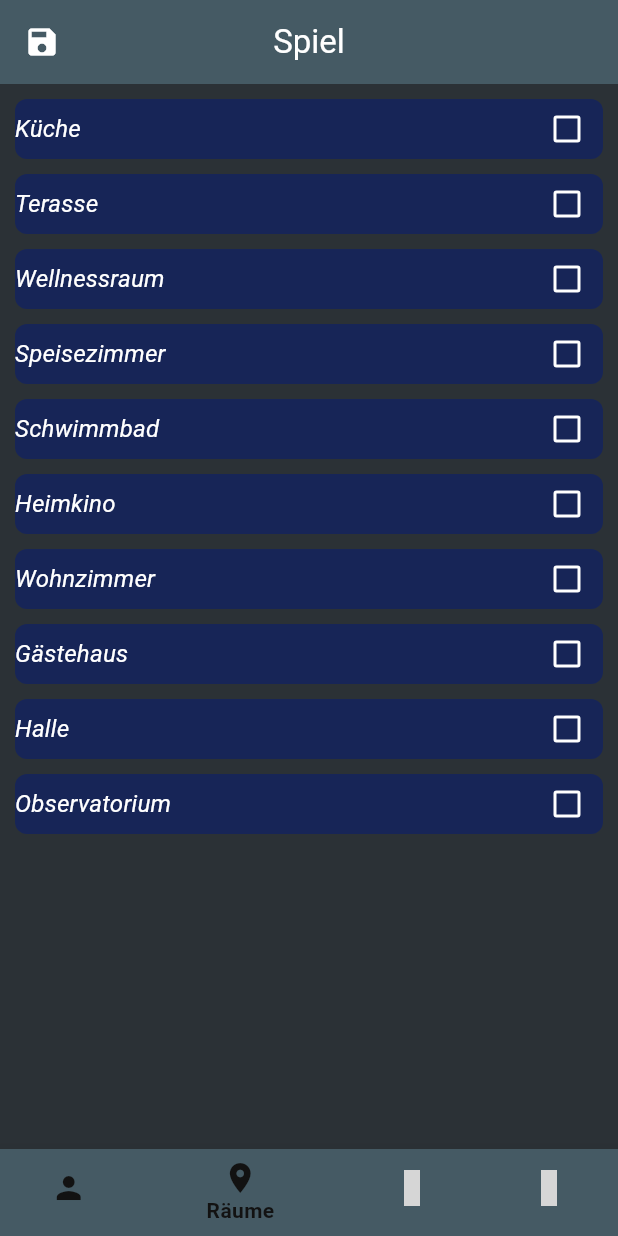
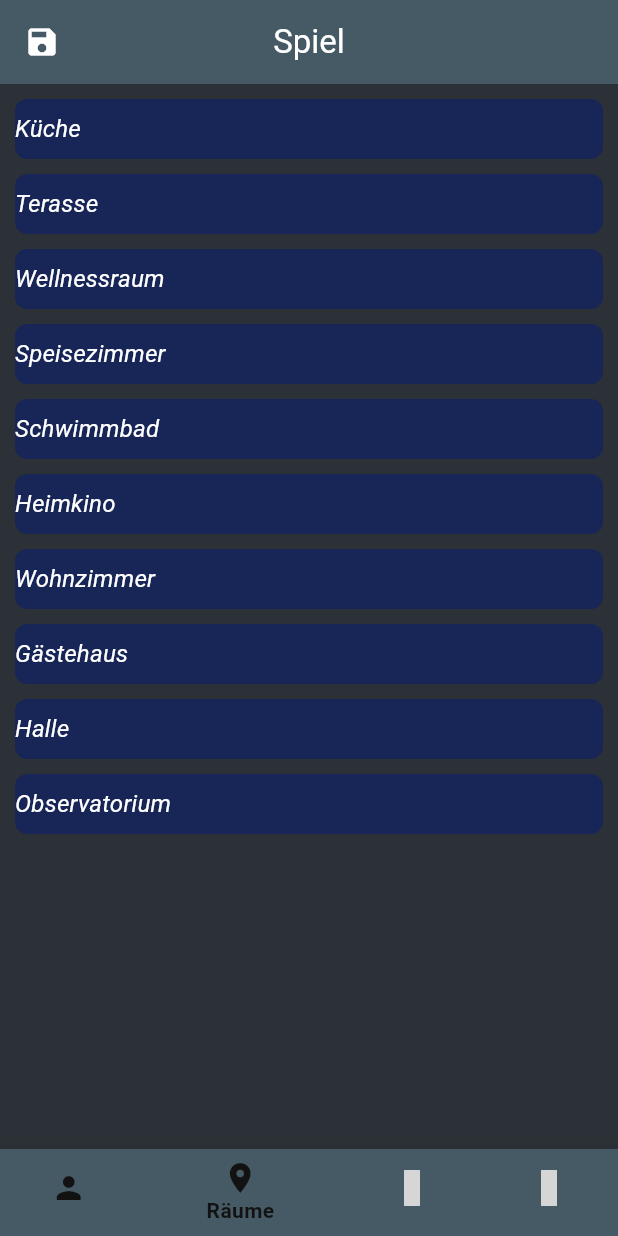
Before and after one commit to maggew/cluedo, a Flutter app: the GamePage screen opened by its route, item 2 of the bottom bar chosen, on a phone screen of 412 x 824 dp. Run offline on Flutter 3.47's test engine with Material 3 defaults, Android fonts, the light colour scheme and no system bars; our stand-ins replace auto_route, equatable, flutter_bloc, gap, get_it, material_design_icons_flutter; Roboto replaces fonts that are missing (Rubik); grey boxes are pictures that could not be loaded.

Commit message:
fixed the check button for rooms and weapons, created weapons class and created the necessary events and states in the BloC

```diff
--- a/lib/application/gameBloc/game_event.dart
+++ b/lib/application/gameBloc/game_event.dart
@@ -38,14 +38,18 @@ class ChangeGameScreenEvent extends GameEvent {
   const ChangeGameScreenEvent({required this.screenNumber});
 }
 
-class CheckDataEvent extends GameEvent {
-  final CategoryName categoryName;
-  final int listIndex;
+class CheckRoomEvent extends GameEvent {
+  final Room room;
 
-
-  const CheckDataEvent({
-    required this.categoryName,
-    required this.listIndex,
-
+  const CheckRoomEvent({
+    required this.room,
   });
 }
+
+class CheckWeaponEvent extends GameEvent {
+  final Weapon weapon;
+
+  const CheckWeaponEvent({
+    required this.weapon,
+  });
+}
--- a/lib/application/gameBloc/game_state.dart
+++ b/lib/application/gameBloc/game_state.dart
@@ -8,6 +8,7 @@ class GameState {
   final int currentScreen;
   final Map<String, bool> guests;
   final List<Room> rooms;
+  final List<Weapon> weapons;
 
   GameState({
     required this.playerNumber,
@@ -17,6 +18,7 @@ class GameState {
     required this.currentScreen,
     required this.guests,
     required this.rooms,
+    required this.weapons,
   });
 
   factory GameState.initial() => GameState(
@@ -33,7 +35,16 @@ class GameState {
               checked: false,
               playerWhichHoldsCard: null,
             )
-      ]);
+        ],
+        weapons: [
+          for (var weapon in WeaponName.values)
+            Weapon(
+              weaponName: weapon,
+              checked: false,
+              playerWhichHoldsCard: null,
+            )
+        ],
+      );
 
   GameState copyWith({
     int? playerNumber,
@@ -43,6 +54,7 @@ class GameState {
     int? currentScreen,
     Map<String, bool>? guests,
     List<Room>? rooms,
+    List<Weapon>? weapons,
   }) {
     return GameState(
       playerNumber: playerNumber ?? this.playerNumber,
@@ -52,6 +64,7 @@ class GameState {
       currentScreen: currentScreen ?? this.currentScreen,
       guests: guests ?? this.guests,
       rooms: rooms ?? this.rooms,
+      weapons: weapons ?? this.weapons,
     );
   }
 }
--- /dev/null
+++ b/lib/core/widgets/custom_room_button.dart
@@ -0,0 +1,44 @@
+import 'package:cluedo_neu/application/gameBloc/game_bloc.dart';
+import 'package:cluedo_neu/infrastructure/models/room.dart';
+import 'package:flutter/material.dart';
+
+class CustomRoomButton extends StatelessWidget {
+  final Room room;
+  final Function callback;
+  final Color? highlightColor;
+  final GameState gameState;
+  const CustomRoomButton({
+    super.key,
+    required this.room,
+    required this.callback,
+    required this.gameState,
+    this.highlightColor,
+  });
+
+  @override
+  Widget build(BuildContext context) {
+    final themeData = Theme.of(context);
+    return InkResponse(
+      onTap: () => callback(),
+      child: Container(
+        height: 40,
+        width: double.infinity,
+        decoration: BoxDecoration(
+          color: (highlightColor == null)
+              ? themeData.colorScheme.primary
+              : highlightColor,
+          borderRadius: BorderRadius.circular(8),
+        ),
+        child: Row(
+          mainAxisAlignment: MainAxisAlignment.spaceBetween,
+          children: [
+            Text(room.roomName.name, style: themeData.textTheme.labelLarge),
+            if (room.checked) ...[
+              Icon(Icons.check),
+            ],
+          ],
+        ),
+      ),
+    );
+  }
+}
--- a/lib/core/widgets/custom_checkbox_button.dart
+++ b/lib/core/widgets/custom_weapon_button.dart
@@ -1,17 +1,15 @@
 import 'package:cluedo_neu/application/gameBloc/game_bloc.dart';
-import 'package:cluedo_neu/domain/enums/category_name.dart';
-import 'package:cluedo_neu/infrastructure/models/room.dart';
+import 'package:cluedo_neu/infrastructure/models/weapon.dart';
 import 'package:flutter/material.dart';
-import 'package:flutter_bloc/flutter_bloc.dart';
 
-class CustomCheckboxButton extends StatelessWidget {
-  final Room room;
+class CustomWeaponButton extends StatelessWidget {
+  final Weapon weapon;
   final Function callback;
   final Color? highlightColor;
   final GameState gameState;
-  const CustomCheckboxButton({
+  const CustomWeaponButton({
     super.key,
-    required this.room,
+    required this.weapon,
     required this.callback,
     required this.gameState,
     this.highlightColor,
@@ -34,15 +32,10 @@ class CustomCheckboxButton extends StatelessWidget {
         child: Row(
           mainAxisAlignment: MainAxisAlignment.spaceBetween,
           children: [
-            Text(room.roomName.name, style: themeData.textTheme.labelLarge),
-            Checkbox(
-                value: room.checked,
-                onChanged: (value) {
-                  BlocProvider.of<GameBloc>(context).add(CheckDataEvent(
-                    categoryName: CategoryName.room,
-                    listIndex: gameState.rooms.indexOf(room),
-                  ));
-                })
+            Text(weapon.weaponName.name, style: themeData.textTheme.labelLarge),
+            if (weapon.checked) ...[
+              Icon(Icons.check),
+            ],
           ],
         ),
       ),
--- a/lib/domain/enums/category_name.dart
+++ /dev/null
@@ -1,5 +0,0 @@
-enum CategoryName {
-  guest,
-  room,
-  weapon,
-}
--- /dev/null
+++ b/lib/infrastructure/models/weapon.dart
@@ -0,0 +1,25 @@
+
+import 'package:cluedo_neu/domain/enums/weapon_name.dart';
+
+class Weapon {
+  final WeaponName weaponName;
+  final bool checked;
+  final String? playerWhichHoldsCard;
+
+  const Weapon({
+    required this.weaponName,
+    required this.checked,
+    required this.playerWhichHoldsCard,
+  });
+
+  Weapon copyWith({
+    bool? checked,
+    String? playerWhichHoldsCard,
+  }) {
+    return Weapon(
+      checked: checked ?? this.checked,
+      playerWhichHoldsCard: playerWhichHoldsCard ?? this.playerWhichHoldsCard,
+      weaponName: weaponName,
+    );
+  }
+}
--- a/lib/presentation/game/widgets/room_body.dart
+++ b/lib/presentation/game/widgets/room_body.dart
@@ -1,6 +1,5 @@
 import 'package:cluedo_neu/application/gameBloc/game_bloc.dart';
-import 'package:cluedo_neu/core/widgets/custom_checkbox_button.dart';
-import 'package:cluedo_neu/domain/enums/category_name.dart';
+import 'package:cluedo_neu/core/widgets/custom_room_button.dart';
 import 'package:cluedo_neu/infrastructure/models/room.dart';
 import 'package:flutter/material.dart';
 import 'package:flutter_bloc/flutter_bloc.dart';
@@ -30,41 +29,15 @@ List<Widget> roomCheckboxWidgets(
   for (Room room in gameState.rooms) {
     roomCheckboxWidgets.add(Padding(
       padding: const EdgeInsets.fromLTRB(10, 5, 10, 5),
-      child: CustomCheckboxButton(
+      child: CustomRoomButton(
         gameState: gameState,
         room: room,
         highlightColor: themeData.colorScheme.onPrimary,
         callback: () {
-          BlocProvider.of<GameBloc>(context).add(CheckDataEvent(
-            categoryName: CategoryName.room,
-            listIndex: gameState.rooms.indexOf(room),
-          ));
+          BlocProvider.of<GameBloc>(context).add(CheckRoomEvent(room: room));
         },
       ),
-    )
-        /*Padding(
-        padding: const EdgeInsets.fromLTRB(10,5,10,5),
-        child: Card(
-          color: themeData.colorScheme.primaryContainer,
-          child: Row(
-            children: [
-              Padding(
-                padding: const EdgeInsets.only(left: 10),
-                child: Text(room.roomName.name),
-              ),
-              Checkbox(
-                  value: room.checked,
-                  onChanged: (value) {
-                    BlocProvider.of<GameBloc>(context).add(CheckDataEvent(
-                        categoryName: CategoryName.room,
-                        listIndex: gameState.rooms.indexOf(room),
-                        checked: value!));
-                  }),
-            ],
-          ),
-        ),
-      ),*/
-        );
+    ));
   }
   return roomCheckboxWidgets;
 }
```
Also changed, not shown: lib/application/gameBloc/game_bloc.dart (+20 -16 lines), lib/presentation/game/widgets/weapon_body.dart (+32 -4 lines). Lines whose indentation alone changed are shown as unchanged.
